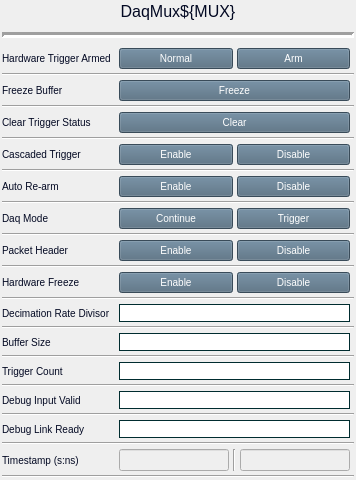
The window that daqMuxV2.ui (cristinasewell/ATCA_PyDM_Screens) describes before a commit, drawn with Qt 5.
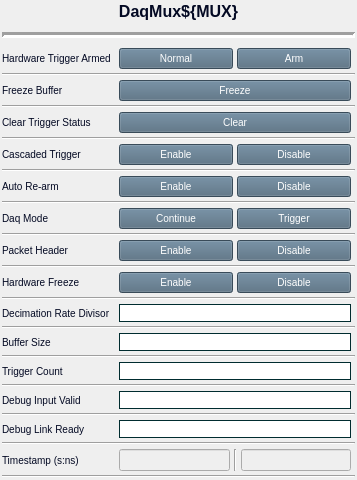
The same window after the commit. Custom widgets are drawn as their Qt base class.

Patch:
```diff
--- a/daqMuxV2.ui
+++ b/daqMuxV2.ui
@@ -6,7 +6,7 @@
    <rect>
     <x>0</x>
     <y>0</y>
-    <width>356</width>
+    <width>357</width>
     <height>480</height>
    </rect>
   </property>
@@ -41,7 +41,7 @@
       <string notr="true">QLabel{
   color:#030923;
   font-size: 16px;
-  font-style: bold;
+  font: bold;
 }</string>
      </property>
      <property name="text">
```
Left out of the diff: 20 changed lines with no effect on the pictures.
